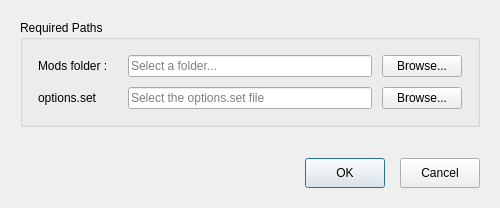
Above: goh_mod_manager/assets/ui/preferences_dialog.ui from alexbdka/goh-mod-manager before the change. Below: the same form after it.
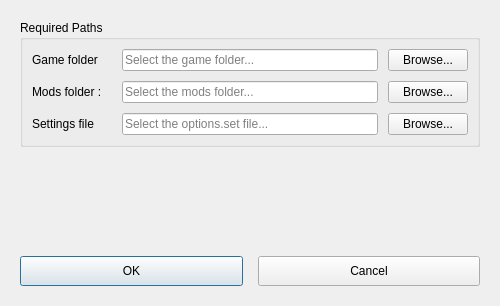
That is the form after the change.

Diff of the .ui file:
```diff
--- a/goh_mod_manager/assets/ui/preferences_dialog.ui
+++ b/goh_mod_manager/assets/ui/preferences_dialog.ui
@@ -7,7 +7,7 @@
                 <x>0</x>
                 <y>0</y>
                 <width>500</width>
-                <height>208</height>
+                <height>306</height>
             </rect>
         </property>
         <property name="windowTitle">
@@ -29,14 +29,57 @@
                         <string>Required Paths</string>
                     </property>
                     <layout class="QGridLayout" name="gridLayout">
-                        <property name="margin" stdset="0">
-                            <number>15</number>
-                        </property>
                         <property name="spacing">
                             <number>10</number>
                         </property>
-                        <item row="0" column="0">
-                            <widget class="QLabel" name="folderLabel">
+                        <item row="1" column="1">
+                            <widget class="QLineEdit" name="modsFolderLineEdit">
+                                <property name="readOnly">
+                                    <bool>true</bool>
+                                </property>
+                                <property name="placeholderText">
+                                    <string>Select the mods folder...</string>
+                                </property>
+                            </widget>
+                        </item>
+                        <item row="2" column="2">
+                            <widget class="QPushButton" name="settingsFileButton">
+                                <property name="maximumSize">
+                                    <size>
+                                        <width>100</width>
+                                        <height>16777215</height>
+                                    </size>
+                                </property>
+                                <property name="text">
+                                    <string>Browse...</string>
+                                </property>
+                            </widget>
+                        </item>
+                        <item row="2" column="1">
+                            <widget class="QLineEdit" name="settingsFileLineEdit">
+                                <property name="readOnly">
+                                    <bool>true</bool>
+                                </property>
+                                <property name="placeholderText">
+                                    <string>Select the options.set file...</string>
+                                </property>
+                            </widget>
+                        </item>
+                        <item row="2" column="0">
+                            <widget class="QLabel" name="settingsFileLabel">
+                                <property name="minimumSize">
+                                    <size>
+                                        <width>80</width>
+                                        <height>0</height>
+                                    </size>
+                                </property>
+                                <property name="text">
+                                    <string>Settings file</string>
+                                </property>
+                            </widget>
+                        </item>
+                        <item row="1" column="0">
+                            <widget class="QLabel" name="modsFolderLabel">
                                 <property name="minimumSize">
                                     <size>
                                         <width>80</width>
@@ -48,60 +91,35 @@
                                 </property>
                             </widget>
                         </item>
+                        <item row="1" column="2">
+                            <widget class="QPushButton" name="modsFolderButton">
+                                <property name="maximumSize">
+                                    <size>
+                                        <width>100</width>
+                                        <height>16777215</height>
+                                    </size>
+                                </property>
+                                <property name="text">
+                                    <string>Browse...</string>
+                                </property>
+                            </widget>
+                        </item>
                         <item row="0" column="1">
-                            <widget class="QLineEdit" name="folderLineEdit">
-                                <property name="readOnly">
-                                    <bool>true</bool>
-                                </property>
+                            <widget class="QLineEdit" name="gameFolderLineEdit">
                                 <property name="placeholderText">
-                                    <string>Select a folder...</string>
+                                    <string>Select the game folder...</string>
+                                </property>
+                            </widget>
+                        </item>
+                        <item row="0" column="0">
+                            <widget class="QLabel" name="gameFolderLabel">
+                                <property name="text">
+                                    <string>Game folder</string>
                                 </property>
                             </widget>
                         </item>
                         <item row="0" column="2">
-                            <widget class="QPushButton" name="folderBrowseButton">
-                                <property name="maximumSize">
-                                    <size>
-                                        <width>100</width>
-                                        <height>16777215</height>
-                                    </size>
-                                </property>
-                                <property name="text">
-                                    <string>Browse...</string>
-                                </property>
-                            </widget>
-                        </item>
-                        <item row="1" column="0">
-                            <widget class="QLabel" name="fileLabel">
-                                <property name="minimumSize">
-                                    <size>
-                                        <width>80</width>
-                                        <height>0</height>
-                                    </size>
-                                </property>
-                                <property name="text">
-                                    <string>options.set</string>
-                                </property>
-                            </widget>
-                        </item>
-                        <item row="1" column="1">
-                            <widget class="QLineEdit" name="fileLineEdit">
-                                <property name="readOnly">
-                                    <bool>true</bool>
-                                </property>
-                                <property name="placeholderText">
-                                    <string>Select the options.set file</string>
-                                </property>
-                            </widget>
-                        </item>
-                        <item row="1" column="2">
-                            <widget class="QPushButton" name="fileBrowseButton">
-                                <property name="maximumSize">
-                                    <size>
-                                        <width>100</width>
-                                        <height>16777215</height>
-                                    </size>
-                                </property>
+                            <widget class="QPushButton" name="gameFolderButton">
                                 <property name="text">
                                     <string>Browse...</string>
                                 </property>
@@ -125,19 +143,6 @@
             </item>
             <item>
                 <layout class="QHBoxLayout" name="buttonLayout">
-                    <item>
-                        <spacer name="horizontalSpacer">
-                            <property name="orientation">
-                                <enum>Qt::Orientation::Horizontal</enum>
-                            </property>
-                            <property name="sizeHint" stdset="0">
-                                <size>
-                                    <width>40</width>
-                                    <height>20</height>
-                                </size>
-                            </property>
-                        </spacer>
-                    </item>
                     <item>
                         <widget class="QPushButton" name="okButton">
                             <property name="minimumSize">
```
